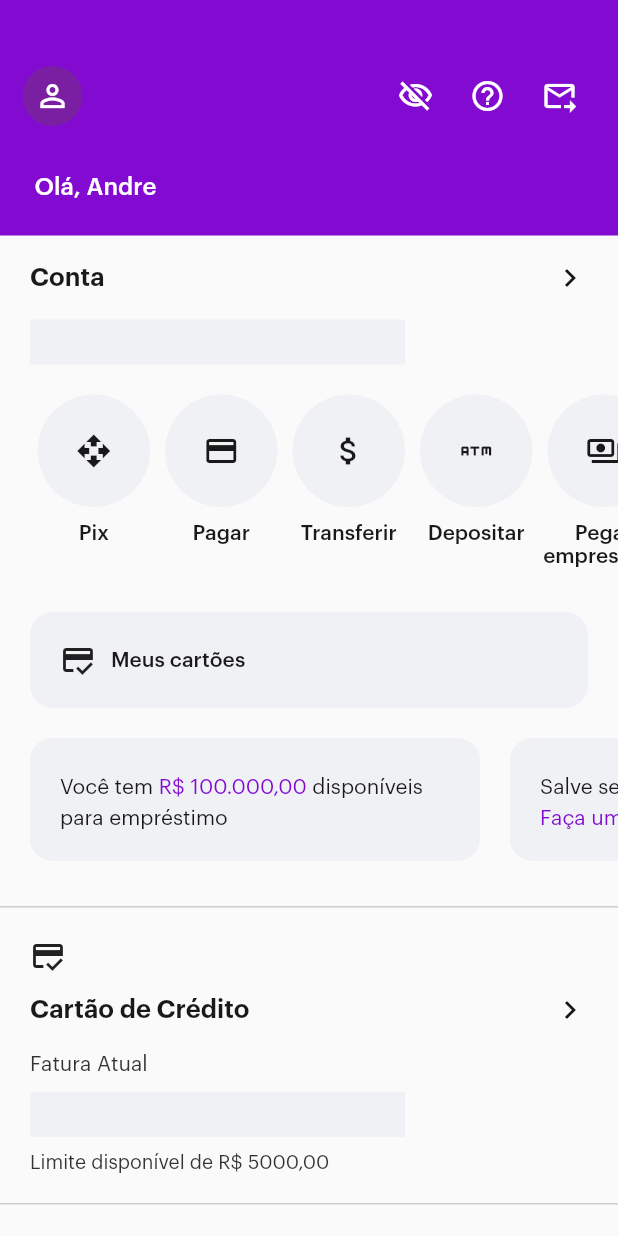
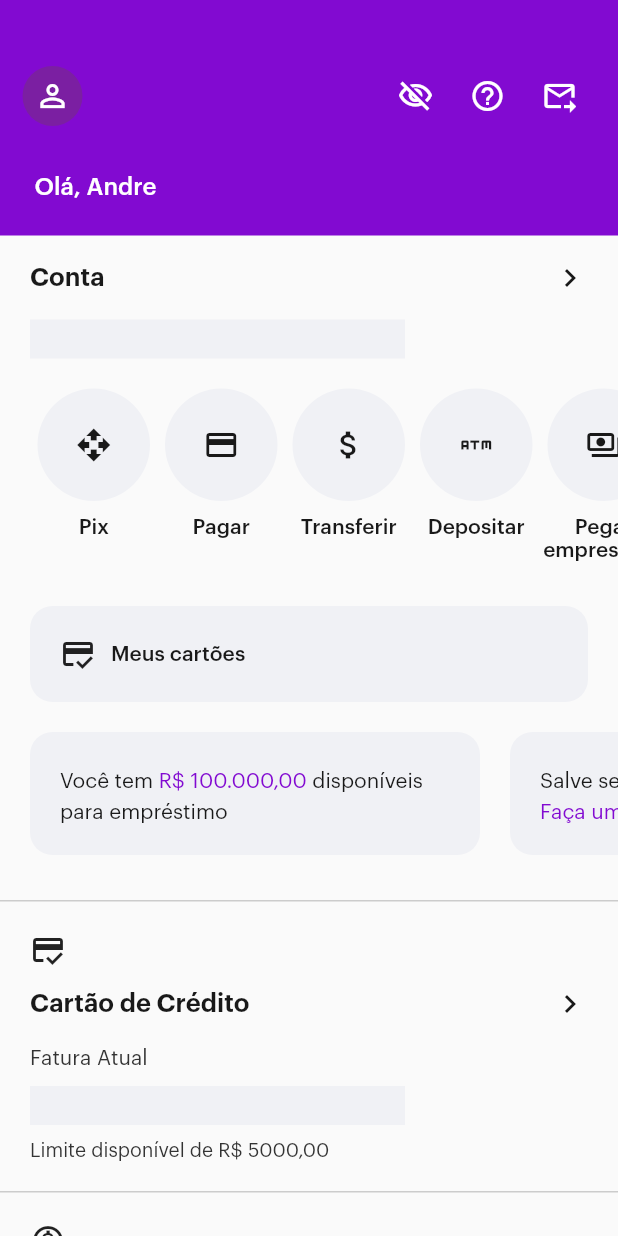
Before and after one commit to andrekubotsu/flutter-nubank-ui-clone, a Flutter app: the screen it shows after launch, after a tap on the "visibility" icon, on a phone screen of 412 x 824 dp. Run offline on Flutter 3.47's test engine with Material 2 defaults, Android fonts, the phone set to English and light mode, and no system bars.

Commit message:
changes: toggle visibility corrections

```diff
--- a/lib/modules/home/home_page.dart
+++ b/lib/modules/home/home_page.dart
@@ -67,7 +67,7 @@ class _HomePageState extends State<HomePage> {
                           )
                         : Container(
                             width: 250,
-                            height: 30,
+                            height: 26,
                             color: AppColors.lightGrey,
                           )
                   ],
@@ -251,7 +251,7 @@ class _HomePageState extends State<HomePage> {
                           )
                         : Container(
                             width: 250,
-                            height: 30,
+                            height: 26,
                             color: AppColors.lightGrey,
                           ),
                     SizedBox(
@@ -310,7 +310,7 @@ class _HomePageState extends State<HomePage> {
                           )
                         : Container(
                             width: 250,
-                            height: 30,
+                            height: 20,
                             color: AppColors.lightGrey,
                           )
                   ],
```
